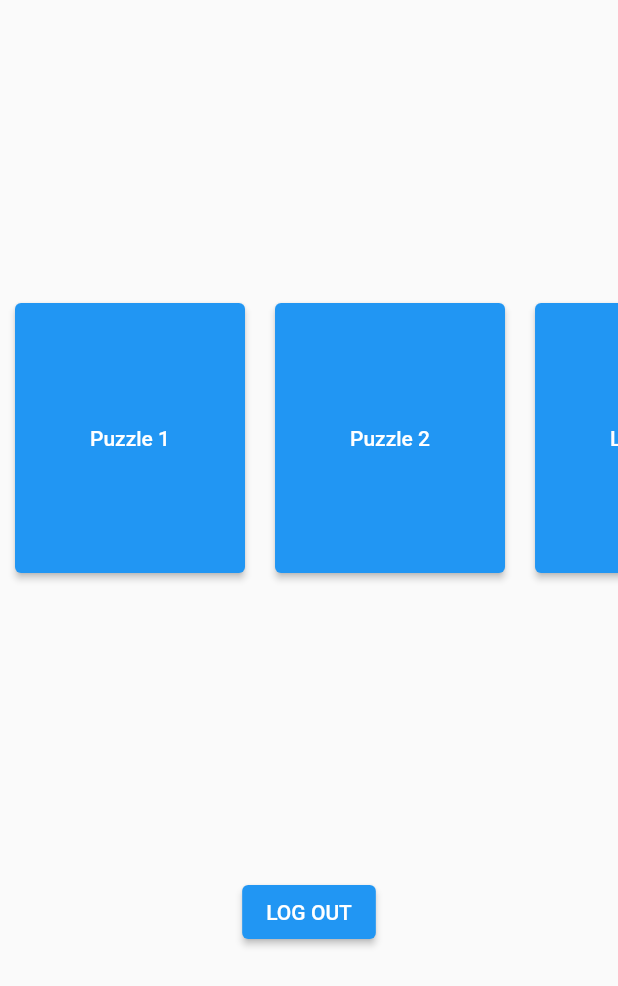
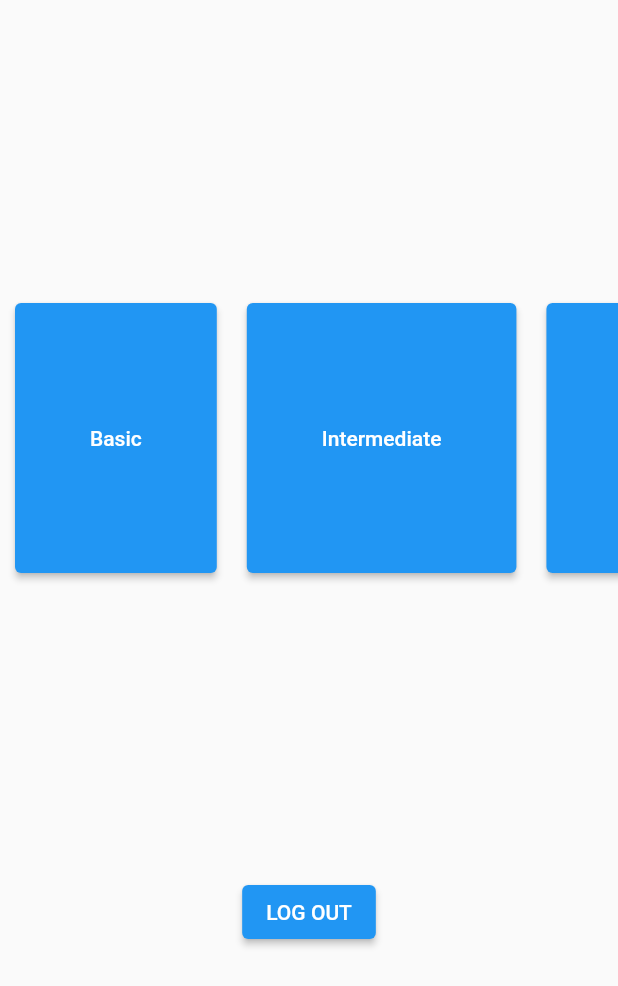
Before and after one commit to apumaparna/eco_slide_puzzle, a Flutter app: the screen it shows once a user with an empty profile is signed in, on a phone screen of 412 x 824 dp. Shown: the top 986 px of the screen. Run offline on Flutter 3.47's test engine with Material 2 defaults, Android fonts, the phone set to English and light mode, and no system bars; our stand-ins replace bloc, equatable, firebase_auth, firebase_core, firebase_database, flutter_bloc and 2 more; accounts and stored records are empty; generated files the repository leaves out were written again.

Commit message:
add updated images

```diff
--- a/lib/app/view/app.dart
+++ b/lib/app/view/app.dart
@@ -46,7 +46,15 @@ class _AppState extends State<App> {
         Image.asset('assets/images/simple_dash_small.png').image,
         context,
       );
-
+      precacheImage(
+        Image.asset('assets/images/tester/solution.jpg').image,
+        context,
+      );
+      // load all the images for the owl
+      for (int img = 0; img < 4; img++) {
+        await precacheImage(
+            Image.asset('assets/images/lion/$img.jpg').image, context);
+      }
       // load all the images for the owl
       for (int img = 0; img < 9; img++) {
         await precacheImage(
--- a/lib/layout/simple_puzzle_layout_delegate.dart
+++ b/lib/layout/simple_puzzle_layout_delegate.dart
@@ -177,7 +177,7 @@ class SimplePuzzleLayoutDelegate extends PuzzleLayoutDelegate {
           width: 128,
           height: 82,
           child: Image.asset(
-            imagePath + "solution.jpg",
+            imagePath + "solution_small.jpg",
 
             key: const Key('answerImageURL'),
           ),
@@ -186,7 +186,7 @@ class SimplePuzzleLayoutDelegate extends PuzzleLayoutDelegate {
           width: 266,
           height: 149,
           child: Image.asset(
-            imagePath + "solution.jpg",
+            imagePath + "solution_medium.jpg",
 
             key: const Key('answerImageURL'),
           ),
--- a/lib/routes.dart
+++ b/lib/routes.dart
@@ -17,6 +17,8 @@ final Map<String, WidgetBuilder> routes = {
   SignUpScreen.routeName: (context) => const SignUpScreen(),
   LogInScreen.routeName: (context) => const LogInScreen(),
   Home.routeName: (context) => const Home(),
+  Puzzle0.routeName: (context) =>
+  const PuzzlePage(size: 2, imagePath: 'assets/images/lion/'),
   Puzzle1.routeName: (context) =>
       const PuzzlePage(size: 3, imagePath: 'assets/images/owl/'),
   Puzzle2.routeName: (context) =>
@@ -24,7 +26,9 @@ final Map<String, WidgetBuilder> routes = {
   LeaderBoard.routeName: (context) =>
   const LeaderBoardPage(),
 };
-
+class Puzzle0 {
+  static String routeName = '/puzzle0';
+}
 class Puzzle2 {
   static var routeName = '/puzzle2';
 }
--- a/lib/screens/home/home.dart
+++ b/lib/screens/home/home.dart
@@ -32,9 +32,18 @@ class Home extends StatelessWidget {
                     padding: const EdgeInsets.all(10.0),
                     child: ElevatedButton(
                       onPressed: () {
+                        Navigator.pushNamed(context, Puzzle0.routeName);
+                      },
+                      child: const Text('Basic'),
+                      style: style,
+                    )),
+                Padding(
+                    padding: const EdgeInsets.all(10.0),
+                    child: ElevatedButton(
+                      onPressed: () {
                         Navigator.pushNamed(context, Puzzle1.routeName);
                       },
-                      child: const Text('Puzzle 1'),
+                      child: const Text('Intermediate'),
                       style: style,
                     )),
                 Padding(
@@ -43,7 +52,7 @@ class Home extends StatelessWidget {
                         onPressed: () {
                           Navigator.pushNamed(context, Puzzle2.routeName);
                         },
-                        child: const Text('Puzzle 2'),
+                        child: const Text('Advance'),
                         style: style)),
                 Padding(
                     padding: const EdgeInsets.all(10.0),
--- a/pubspec.yaml
+++ b/pubspec.yaml
@@ -80,6 +80,8 @@ flutter:
     - assets/images/tester/
     - assets/images/owl/
     - assets/images/puffin/
+    - assets/images/owl/
+    - assets/images/lion/
   fonts:
     - family: GoogleSans
       fonts:
```
Also changed, not shown: assets/images/lion/0.jpg (added), assets/images/lion/1.jpg (added), assets/images/lion/2.jpg (added), assets/images/lion/3.jpg (added), assets/images/lion/solution.jpg (added), assets/images/lion/solution_medium.jpg (added), assets/images/lion/solution_small.jpg (added).
